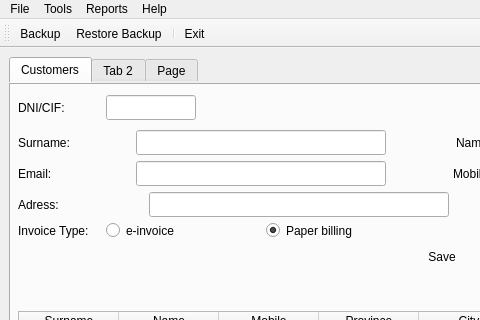
The window that templates/window.ui (Pontax02/Proyecto-DI) describes before a commit, drawn with Qt 5; both pictures show x 0 to 480 and y 0 to 320 of the 1122 by 921 pixel window.
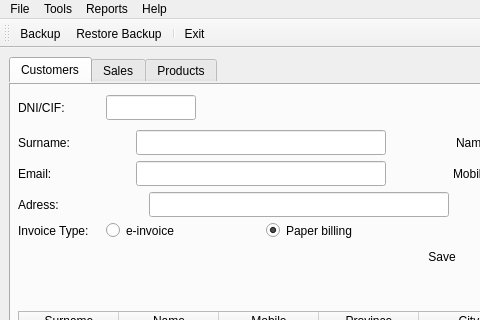
The same window after the commit. Icons and pictures are not drawn.

```diff
--- a/templates/window.ui
+++ b/templates/window.ui
@@ -742,12 +742,12 @@
       </widget>
       <widget class="QWidget" name="tab_2">
        <attribute name="title">
-        <string>Tab 2</string>
+        <string>Sales</string>
        </attribute>
       </widget>
       <widget class="QWidget" name="tab">
        <attribute name="title">
-        <string>Page</string>
+        <string>Products</string>
        </attribute>
       </widget>
      </widget>
```
Left out of the diff: 6 changed lines with no effect on the pictures.
